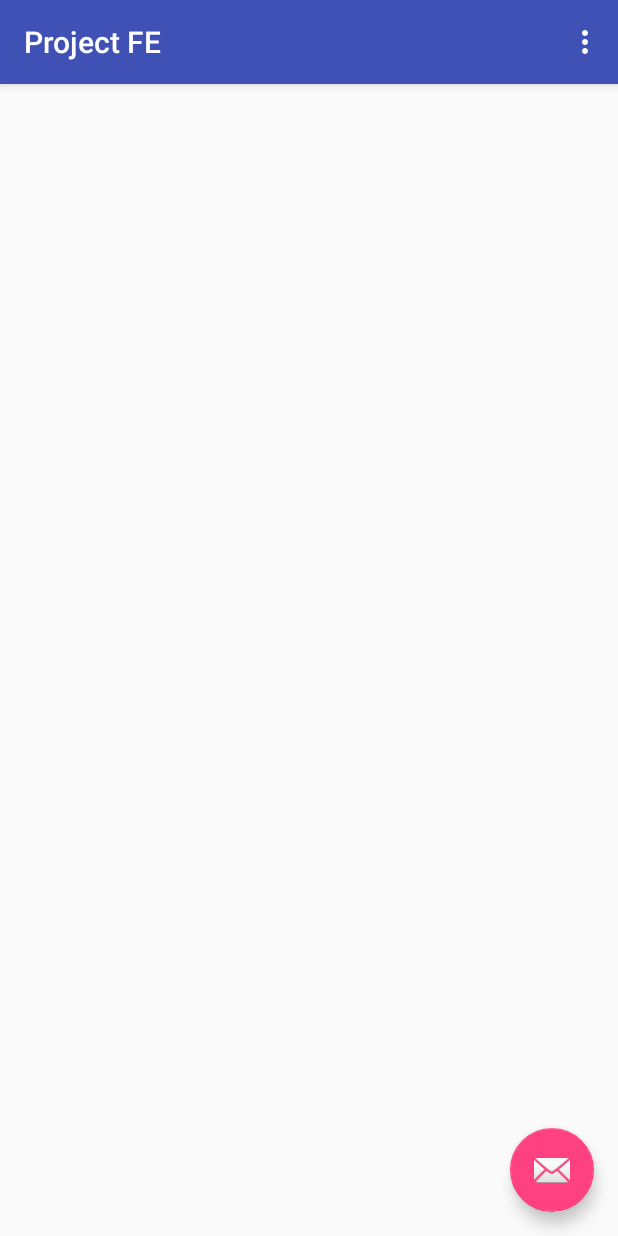
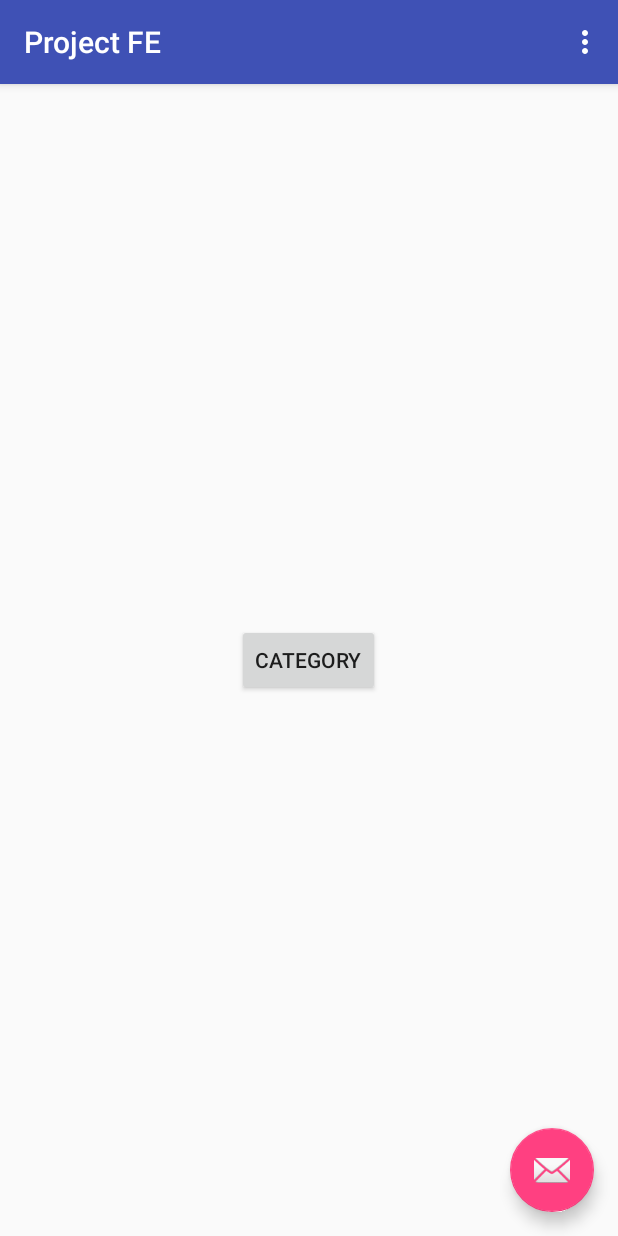
Before and after one commit to ucsdCSE110wi16/CSE110W240T3, an Android app: the screen it shows after launch (MainActivity), on a phone screen of 412 x 824 dp. Run offline under Robolectric (Android 15) with nearby library versions, the phone set to English and light mode, and no system bars.

Commit message:
some features

```diff
--- a/app/src/main/java/edu/fe/ItemListFragment.java
+++ b/app/src/main/java/edu/fe/ItemListFragment.java
@@ -2,7 +2,7 @@ package edu.fe;
 
 import android.content.Context;
 import android.os.Bundle;
-import android.support.v4.app.Fragment;
+import android.app.Fragment;
 import android.support.v7.widget.GridLayoutManager;
 import android.support.v7.widget.LinearLayoutManager;
 import android.support.v7.widget.RecyclerView;
--- a/app/src/main/java/edu/fe/MainActivity.java
+++ b/app/src/main/java/edu/fe/MainActivity.java
@@ -1,19 +1,34 @@
 package edu.fe;
 
+import android.app.Fragment;
+import android.app.FragmentManager;
+import android.app.FragmentTransaction;
 import android.os.Bundle;
 import android.support.design.widget.FloatingActionButton;
 import android.support.design.widget.Snackbar;
 import android.support.v7.app.AppCompatActivity;
 import android.support.v7.widget.Toolbar;
+import android.util.Log;
 import android.view.View;
 import android.view.Menu;
 import android.view.MenuItem;
+import android.widget.Button;
 
-public class MainActivity extends AppCompatActivity {
+import com.vorph.utils.ExceptionHandler;
+
+import edu.fe.backend.DummyContent;
+
+public class MainActivity extends AppCompatActivity implements ItemListFragment.OnListFragmentInteractionListener {
+
+    Button mCategoryButton;
 
     @Override
     protected void onCreate(Bundle savedInstanceState) {
         super.onCreate(savedInstanceState);
+
+        // Captures and forwards all log calls to DEBUG tag in LogCat.
+        ExceptionHandler.Embed(ExceptionHandler.DEFAULT_LOG_TYPE);
+
         setContentView(R.layout.activity_main);
         Toolbar toolbar = (Toolbar) findViewById(R.id.toolbar);
         setSupportActionBar(toolbar);
@@ -27,7 +42,26 @@ public class MainActivity extends AppCompatActivity {
             }
         });
 
+        mCategoryButton = (Button) findViewById(R.id.category_btn);
+        mCategoryButton.setOnClickListener(new View.OnClickListener() {
+            @Override
+            public void onClick(View v) {
+                onCategorySelecteed();
+            }
+        });
+    }
 
+    public void onCategorySelecteed() {
+
+        FragmentManager fragmentManager = getFragmentManager();
+        FragmentTransaction fragmentTransaction = fragmentManager.beginTransaction();
+
+        Fragment fragment = ItemListFragment.newInstance(5);
+        fragmentTransaction.replace(R.id.container, fragment, "list");
+        fragmentTransaction.commit();
+    }
+
+    public void init() {
     }
 
     @Override
@@ -51,4 +85,9 @@ public class MainActivity extends AppCompatActivity {
 
         return super.onOptionsItemSelected(item);
     }
+
+    @Override
+    public void onListFragmentInteraction(DummyContent.DummyItem item) {
+        Log.d("DEBUG", "Item " + item.content);
+    }
 }
--- a/app/src/main/res/layout/content_main.xml
+++ b/app/src/main/res/layout/content_main.xml
@@ -8,6 +8,7 @@
     android:paddingLeft="@dimen/activity_horizontal_margin"
     android:paddingRight="@dimen/activity_horizontal_margin"
     android:paddingTop="@dimen/activity_vertical_margin"
+    android:id="@+id/container"
     app:layout_behavior="@string/appbar_scrolling_view_behavior"
     tools:context="edu.fe.MainActivity"
     tools:showIn="@layout/activity_main">
@@ -16,4 +17,11 @@
         <!--android:layout_width="wrap_content"-->
         <!--android:layout_height="wrap_content"-->
         <!--android:text="Hello World!" />-->
+    <Button
+        android:layout_width="wrap_content"
+        android:layout_height="wrap_content"
+        android:text="@string/action_select_category"
+        android:id="@+id/category_btn"
+        android:layout_centerVertical="true"
+        android:layout_centerHorizontal="true" />
 </RelativeLayout>
--- a/app/src/main/res/values/strings.xml
+++ b/app/src/main/res/values/strings.xml
@@ -1,4 +1,6 @@
 <resources>
     <string name="app_name">Project FE</string>
     <string name="action_settings">Settings</string>
+
+    <string name="action_select_category">Category</string>
 </resources>
--- /dev/null
+++ b/vorph-utils/src/main/java/com/vorph/utils/ExceptionHandler.java
@@ -0,0 +1,36 @@
+package com.vorph.utils;
+
+import java.io.PrintWriter;
+import java.io.StringWriter;
+
+import android.util.Log;
+
+public class ExceptionHandler implements Thread.UncaughtExceptionHandler {
+
+    public final static String DEFAULT_LOG_TYPE = "DEBUG";
+
+    private String mLogType = DEFAULT_LOG_TYPE;
+
+    public static void Embed() {
+        Embed(DEFAULT_LOG_TYPE);
+    }
+
+    public static void Embed(final String type) {
+        Thread.setDefaultUncaughtExceptionHandler(new ExceptionHandler(type));
+    }
+
+    @Override
+    public void uncaughtException(Thread thread, Throwable e) {
+        StringWriter sw = new StringWriter();
+        PrintWriter pw = new PrintWriter(sw);
+        e.printStackTrace(pw);
+
+        Log.d(DEFAULT_LOG_TYPE, "Message: " + e.getMessage());
+        Log.d(DEFAULT_LOG_TYPE, "\nStackTrace:\n" + sw.toString());
+    }
+
+    private ExceptionHandler() {}
+    private ExceptionHandler(String type) {
+        mLogType = type;
+    }
+}
```
